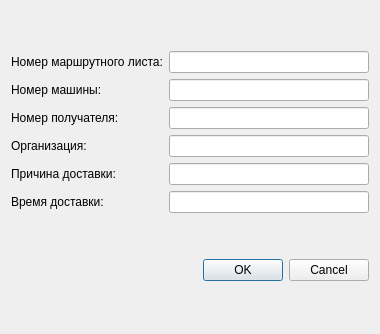
RDaniil1/SQLcourse, file CourseDB/addentryroutesheet.ui: the form before one commit.
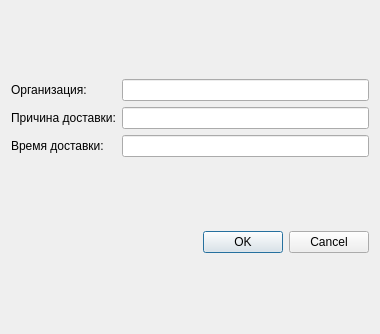
The form after the commit.

```diff
--- a/CourseDB/addentryroutesheet.ui
+++ b/CourseDB/addentryroutesheet.ui
@@ -17,65 +17,35 @@
    <item>
     <layout class="QGridLayout" name="gridLayout">
      <item row="2" column="0">
-      <widget class="QLabel" name="label_3">
+      <widget class="QLabel" name="label_5">
        <property name="text">
-        <string>Номер получателя:</string>
+        <string>Причина доставки:</string>
        </property>
       </widget>
      </item>
-     <item row="1" column="1">
-      <widget class="QLineEdit" name="idVehicleEdit"/>
-     </item>
-     <item row="1" column="0">
-      <widget class="QLabel" name="label_2">
+     <item row="3" column="0">
+      <widget class="QLabel" name="label_6">
        <property name="text">
-        <string>Номер машины:</string>
+        <string>Время доставки:</string>
        </property>
       </widget>
      </item>
      <item row="3" column="1">
+      <widget class="QLineEdit" name="timeStampEdit"/>
+     </item>
+     <item row="1" column="1">
       <widget class="QLineEdit" name="organisationEdit"/>
      </item>
-     <item row="3" column="0">
+     <item row="1" column="0">
       <widget class="QLabel" name="label_4">
        <property name="text">
         <string>Организация:</string>
        </property>
       </widget>
      </item>
-     <item row="4" column="0">
-      <widget class="QLabel" name="label_5">
-       <property name="text">
-        <string>Причина доставки:</string>
-       </property>
-      </widget>
-     </item>
-     <item row="0" column="0">
-      <widget class="QLabel" name="label">
-       <property name="text">
-        <string>Номер маршрутного листа:</string>
-       </property>
-      </widget>
-     </item>
      <item row="2" column="1">
-      <widget class="QLineEdit" name="idDestinationEdit"/>
-     </item>
-     <item row="4" column="1">
       <widget class="QLineEdit" name="reasonEdit"/>
      </item>
-     <item row="0" column="1">
-      <widget class="QLineEdit" name="idRouteSheetEdit"/>
-     </item>
-     <item row="5" column="1">
-      <widget class="QLineEdit" name="timeStampEdit"/>
-     </item>
-     <item row="5" column="0">
-      <widget class="QLabel" name="label_6">
-       <property name="text">
-        <string>Время доставки:</string>
-       </property>
-      </widget>
-     </item>
     </layout>
    </item>
    <item>
```
